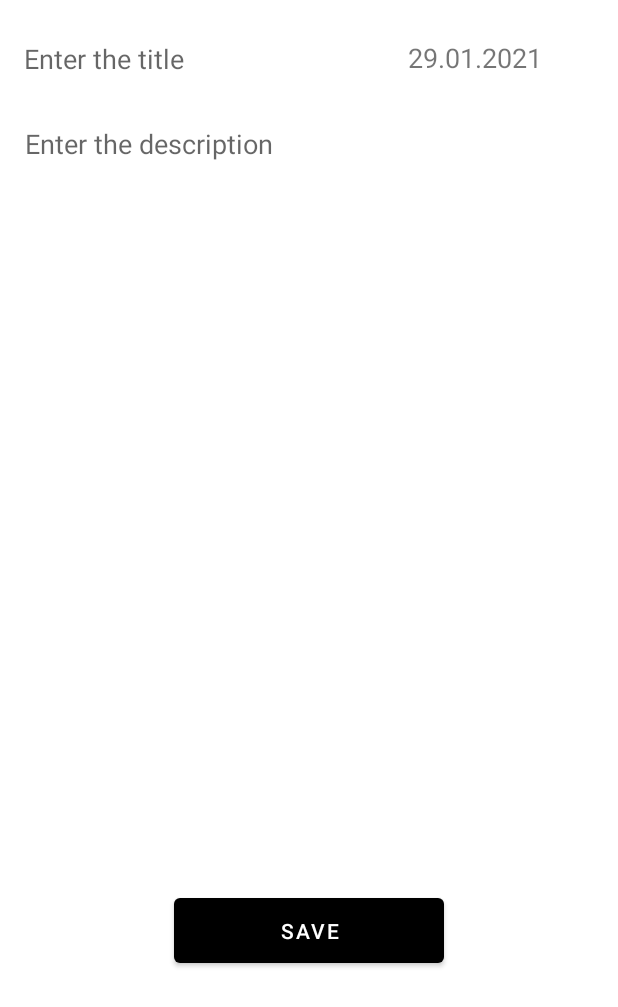
After one commit to SemikAlexander/MobileDiary, an Android app: the AddActivity screen opened directly, with no data from a screen before it, on a phone screen of 412 x 824 dp. The commit adds this screen. Shown: the top 1007 px of the screen. Run offline under Robolectric (Android 15) with nearby library versions, the phone set to English and light mode, and no system bars; libraries missing offline, so code that uses them is left out: io.realm, io.realm.kotlin; 3 statements that could not run were skipped.

Commit message:
Create AddActivity for add events, birthdays and holidays. Create onClickListener for RecycleView.

```diff
--- a/app/src/main/AndroidManifest.xml
+++ b/app/src/main/AndroidManifest.xml
@@ -9,6 +9,7 @@
         android:roundIcon="@mipmap/ic_launcher_round"
         android:supportsRtl="true"
         android:theme="@style/Theme.Diary">
+        <activity android:name=".AddActivity"></activity>
         <activity
             android:name=".MainActivity"
             android:label="@string/app_name"
--- /dev/null
+++ b/app/src/main/java/com/example/diary/AddActivity.kt
@@ -0,0 +1,72 @@
+package com.example.diary
+
+import android.app.DatePickerDialog
+import androidx.appcompat.app.AppCompatActivity
+import android.os.Bundle
+import android.util.Log
+import com.example.diary.databinding.ActivityAddBinding
+import io.realm.Realm
+import io.realm.kotlin.where
+import io.realm.kotlin.createObject
+import java.text.SimpleDateFormat
+import java.util.*
+
+class AddActivity : AppCompatActivity() {
+    private lateinit var binding: ActivityAddBinding
+
+    private var dateAndTime = Calendar.getInstance()
+
+    override fun onCreate(savedInstanceState: Bundle?) {
+        super.onCreate(savedInstanceState)
+        setContentView(R.layout.activity_add)
+
+        binding = ActivityAddBinding.inflate(layoutInflater)
+        setContentView(binding.root)
+
+        binding.apply {
+            val d = DatePickerDialog.OnDateSetListener { _, year, monthOfYear, dayOfMonth ->
+                dateAndTime[Calendar.YEAR] = year
+                dateAndTime[Calendar.MONTH] = monthOfYear
+                dateAndTime[Calendar.DAY_OF_MONTH] = dayOfMonth
+
+                val sdf = SimpleDateFormat("dd.MM.yyyy", Locale.US)
+                dateTextView.text = sdf.format(dateAndTime.time)
+            }
+
+            dateTextView.setOnClickListener {
+                DatePickerDialog(
+                    this@AddActivity, d,
+                    dateAndTime.get(Calendar.YEAR),
+                    dateAndTime.get(Calendar.MONTH),
+                    dateAndTime.get(Calendar.DAY_OF_MONTH)
+                ).show()
+            }
+
+            saveButton.setOnClickListener {
+                Realm.getDefaultInstance()
+                    .executeTransaction { it ->
+                        try {
+                            it.createObject<Events>()
+                        } catch (e: Exception) {
+                        }
+
+
+                        it.insertOrUpdate(Events().apply {
+                            title = titleEditText.text.toString()
+                            description = descriptionEditText.text.toString()
+                            val format = SimpleDateFormat("dd.MM.yyyy")
+                            date = format.parse(dateTextView.text.toString())
+                        })
+
+                        it.where<Events>().findAll()
+                            .filter { it.title != null }
+                            .toList()
+                            .forEach {
+                                Log.e("test", it.title ?: "null")
+                            }
+                    }
+                toast(getString(R.string.record_added))
+            }
+        }
+    }
+}
--- /dev/null
+++ b/app/src/main/res/layout/activity_add.xml
@@ -0,0 +1,75 @@
+<?xml version="1.0" encoding="utf-8"?>
+<androidx.constraintlayout.widget.ConstraintLayout xmlns:android="http://schemas.android.com/apk/res/android"
+    xmlns:app="http://schemas.android.com/apk/res-auto"
+    xmlns:tools="http://schemas.android.com/tools"
+    android:layout_width="match_parent"
+    android:layout_height="match_parent"
+    tools:context=".AddActivity">
+
+    <EditText
+        android:id="@+id/titleEditText"
+        android:layout_width="240dp"
+        android:layout_height="38dp"
+        android:layout_marginStart="16dp"
+        android:layout_marginLeft="16dp"
+        android:layout_marginTop="20dp"
+        android:background="@color/white"
+        android:hint="@string/title_hint"
+        app:layout_constraintStart_toStartOf="parent"
+        app:layout_constraintTop_toTopOf="parent"
+        tools:ignore="MissingConstraints" />
+
+    <TextView
+        android:id="@+id/dateTextView"
+        android:layout_width="wrap_content"
+        android:layout_height="wrap_content"
+        android:layout_marginStart="16dp"
+        android:layout_marginLeft="16dp"
+        android:layout_marginTop="26dp"
+        android:layout_marginEnd="51dp"
+        android:layout_marginRight="51dp"
+        android:gravity="center_horizontal"
+        android:text="29.01.2021"
+        android:textAlignment="center"
+        android:textSize="18sp"
+        app:layout_constraintEnd_toEndOf="parent"
+        app:layout_constraintStart_toEndOf="@+id/titleEditText"
+        app:layout_constraintTop_toTopOf="parent"
+        tools:ignore="MissingConstraints" />
+
+    <EditText
+        android:id="@+id/descriptionEditText"
+        android:layout_width="379dp"
+        android:layout_height="493dp"
+        android:layout_marginStart="16dp"
+        android:layout_marginLeft="16dp"
+        android:layout_marginTop="25dp"
+        android:layout_marginEnd="16dp"
+        android:layout_marginRight="16dp"
+        android:layout_marginBottom="16dp"
+        android:background="@color/white"
+        android:ems="10"
+        android:gravity="start|top"
+        android:hint="@string/description_hint"
+        android:inputType="textMultiLine"
+        app:layout_constraintBottom_toTopOf="@+id/saveButton"
+        app:layout_constraintEnd_toEndOf="parent"
+        app:layout_constraintStart_toStartOf="parent"
+        app:layout_constraintTop_toBottomOf="@+id/titleEditText"
+        tools:ignore="MissingConstraints" />
+
+    <Button
+        android:id="@+id/saveButton"
+        android:layout_width="180dp"
+        android:layout_height="55dp"
+        android:layout_marginStart="112dp"
+        android:layout_marginLeft="112dp"
+        android:layout_marginTop="16dp"
+        android:layout_marginEnd="112dp"
+        android:layout_marginRight="112dp"
+        android:text="@string/save_button"
+        app:layout_constraintEnd_toEndOf="parent"
+        app:layout_constraintStart_toStartOf="parent"
+        app:layout_constraintTop_toBottomOf="@+id/descriptionEditText" />
+
+</androidx.constraintlayout.widget.ConstraintLayout>
```
Also changed, not shown: app/src/main/java/com/example/diary/MainActivity.kt (+3 -5 lines), app/src/main/java/com/example/diary/adapters/EventsCustomRecyclerAdapter.kt (+17 -2 lines), app/src/main/java/com/example/diary/ui/events/EventsFragment.kt (+11 -3 lines), app/src/main/java/com/example/diary/ui/gallery/GalleryFragment.kt (deleted, +0 -31 lines), app/src/main/java/com/example/diary/ui/gallery/GalleryViewModel.kt (deleted, +0 -13 lines), app/src/main/java/com/example/diary/ui/slideshow/SlideshowFragment.kt (deleted, +0 -31 lines), app/src/main/java/com/example/diary/ui/slideshow/SlideshowViewModel.kt (deleted, +0 -13 lines), app/src/main/res/layout/fragment_gallery.xml (deleted, +0 -22 lines), app/src/main/res/layout/fragment_slideshow.xml (deleted, +0 -22 lines), app/src/main/res/menu/activity_main_drawer.xml (+0 -12 lines), app/src/main/res/navigation/mobile_navigation.xml (+0 -12 lines).
